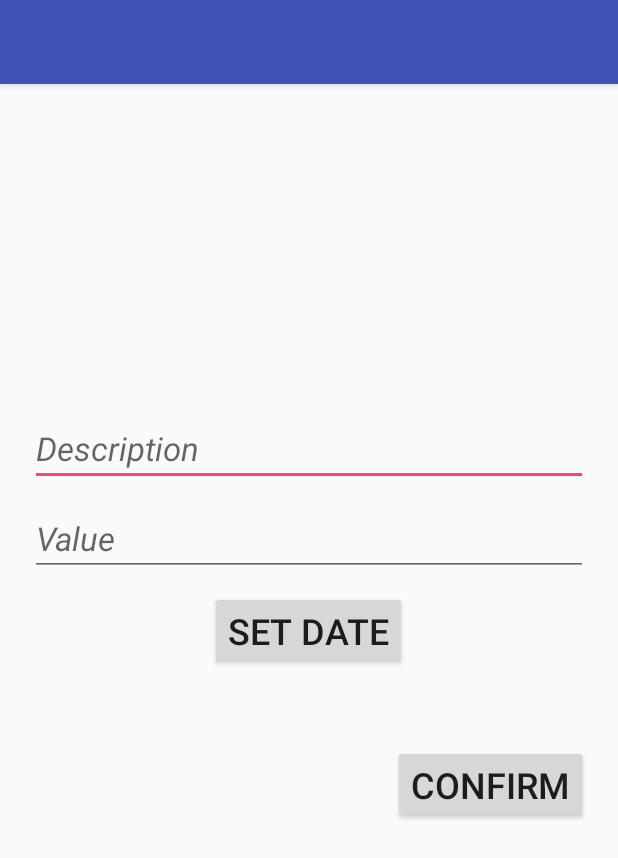
After one commit to rrosatti/lets-get-out, an Android app: the layout activity_new_expense.xml on its own in the app's theme, with its tools: preview values and no code run, on a phone screen of 412 x 824 dp. The commit adds this screen. Shown: the top 858 px of the screen. Run offline under Robolectric (Android 15) with nearby library versions, the phone set to English and light mode, and no system bars.

Commit message:
create activity_new_expense.xml

```diff
--- a/app/src/main/java/com/example/rodri/letsgetout/activity/SetUpGoalActivity.java
+++ b/app/src/main/java/com/example/rodri/letsgetout/activity/SetUpGoalActivity.java
@@ -35,7 +35,7 @@ public class SetUpGoalActivity extends AppCompatActivity {
         setContentView(R.layout.activity_setup_goal);
 
         btSetTargetDate = (Button) findViewById(R.id.btSetTargetDate);
-        btConfirm = (Button) findViewById(R.id.btConfirm);
+        btConfirm = (Button) findViewById(R.id.setupgoal_btConfirm);
         etEstimatedValue = (EditText) findViewById(R.id.etEstimatedValue);
         toolbar = (Toolbar) findViewById(R.id.toolbarSetUpGoal);
         setSupportActionBar(toolbar);
--- a/app/src/main/java/com/example/rodri/letsgetout/fragment/CurrentBalanceFragment.java
+++ b/app/src/main/java/com/example/rodri/letsgetout/fragment/CurrentBalanceFragment.java
@@ -27,7 +27,6 @@ import java.text.SimpleDateFormat;
 import java.util.Calendar;
 import java.util.Date;
 import java.util.List;
-import java.util.TimeZone;
 
 /**
  * Created by rodri on 7/13/2016.
@@ -103,7 +102,7 @@ public class CurrentBalanceFragment extends Fragment {
 
                         EditText txtUpdateEstimatedValue = (EditText) dialog.findViewById(R.id.etEstimatedValue);
                         Button btUpdateTargetDate = (Button) dialog.findViewById(R.id.btUpdateGoal);
-                        Button btConfirm = (Button) dialog.findViewById(R.id.btConfirm);
+                        Button btConfirm = (Button) dialog.findViewById(R.id.setupgoal_btConfirm);
 
                         txtUpdateEstimatedValue.setText(String.valueOf(currentBalance.getEstimatedValue()));
                         btUpdateTargetDate.setOnClickListener(new View.OnClickListener() {
--- /dev/null
+++ b/app/src/main/res/layout/activity_new_expense.xml
@@ -0,0 +1,72 @@
+<?xml version="1.0" encoding="utf-8"?>
+<RelativeLayout
+    xmlns:android="http://schemas.android.com/apk/res/android"
+    xmlns:app="http://schemas.android.com/apk/res-auto"
+    android:layout_width="match_parent"
+    android:layout_height="match_parent">
+
+    <android.support.design.widget.AppBarLayout
+        android:layout_width="match_parent"
+        android:layout_height="wrap_content"
+        android:theme="@style/ThemeOverlay.AppCompat.Dark.ActionBar" >
+
+        <android.support.v7.widget.Toolbar
+            android:id="@+id/toolbarNewExpense"
+            android:layout_width="match_parent"
+            android:layout_height="?attr/actionBarSize"
+            android:background="?attr/colorPrimary"
+            app:layout_scrollFlags="scroll|enterAlways"
+            app:popupTheme="@style/ThemeOverlay.AppCompat.Light" />
+
+    </android.support.design.widget.AppBarLayout>
+
+    <RelativeLayout
+        android:layout_centerInParent="true"
+        android:layout_width="wrap_content"
+        android:layout_height="wrap_content"
+        android:padding="20dp">
+
+        <EditText
+            android:id="@+id/etExpenseName"
+            android:layout_width="match_parent"
+            android:layout_height="wrap_content"
+            android:hint="@string/hint_expense_name"
+            android:textSize="22sp"
+            android:textStyle="italic"/>
+
+        <EditText
+            android:id="@+id/etExpenseValue"
+            android:layout_width="match_parent"
+            android:layout_height="wrap_content"
+            android:layout_below="@+id/etExpenseName"
+            android:layout_marginTop="10dp"
+            android:hint="@string/hint_value"
+            android:textSize="22sp"
+            android:textStyle="italic"
+            android:inputType="numberDecimal"/>
+
+        <Button
+            android:id="@+id/newExpense_btSetDate"
+            android:layout_width="wrap_content"
+            android:layout_height="wrap_content"
+            android:layout_below="@id/etExpenseValue"
+            android:layout_marginTop="10dp"
+            android:text="@string/button_set_date"
+            android:textSize="24sp"
+            android:layout_centerHorizontal="true"/>
+
+        <Button
+            android:id="@+id/newExpense_btConfirm"
+            android:layout_width="wrap_content"
+            android:layout_height="wrap_content"
+            android:layout_below="@+id/newExpense_btSetDate"
+            android:layout_marginTop="50dp"
+            android:text="@string/button_confirm"
+            android:textSize="24sp"
+            android:layout_alignParentEnd="true"/>
+
+    </RelativeLayout>
+
+
+
+</RelativeLayout>
--- a/app/src/main/res/layout/activity_setup_goal.xml
+++ b/app/src/main/res/layout/activity_setup_goal.xml
@@ -38,17 +38,17 @@
                 android:id="@+id/btSetTargetDate"
                 android:layout_width="wrap_content"
                 android:layout_height="wrap_content"
-                android:text="@string/set_target_date"
+                android:text="@string/button_set_target_date"
                 android:textSize="25sp"
                 android:layout_marginTop="15dp"
                 android:layout_below="@+id/etEstimatedValue"
                 android:layout_centerHorizontal="true"/>
 
             <Button
-                android:id="@+id/btConfirm"
+                android:id="@+id/setupgoal_btConfirm"
                 android:layout_width="wrap_content"
                 android:layout_height="wrap_content"
-                android:text="@string/confirm"
+                android:text="@string/button_confirm"
                 android:textSize="25sp"
                 android:layout_marginTop="50dp"
                 android:layout_below="@+id/btSetTargetDate"
--- a/app/src/main/res/layout/fragment_current_balance.xml
+++ b/app/src/main/res/layout/fragment_current_balance.xml
@@ -113,7 +113,7 @@
             android:layout_width="wrap_content"
             android:layout_height="wrap_content"
             android:textSize="22sp"
-            android:text="@string/update_goal"
+            android:text="@string/button_update_goal"
             android:layout_marginTop="40dp"/>
 
     </TableLayout>
--- a/app/src/main/res/layout/fragment_new_goal.xml
+++ b/app/src/main/res/layout/fragment_new_goal.xml
@@ -7,7 +7,7 @@
         android:id="@+id/btSetUpGoal"
         android:layout_width="wrap_content"
         android:layout_height="wrap_content"
-        android:text="@string/set_up_goal"
+        android:text="@string/button_set_up_goal"
         android:textSize="28sp"
         android:layout_centerInParent="true"/>
 
--- a/app/src/main/res/values/strings.xml
+++ b/app/src/main/res/values/strings.xml
@@ -58,12 +58,15 @@
     </string-array>
 
     <!-- Buttons -->
-    <string name="set_up_goal">Set up new Goal</string>
-    <string name="update_goal">Update Goal</string>
-    <string name="set_target_date">Set Target Date</string>
-    <string name="confirm">Confirm</string>
+    <string name="button_set_up_goal">Set up new Goal</string>
+    <string name="button_update_goal">Update Goal</string>
+    <string name="button_set_target_date">Set Target Date</string>
+    <string name="button_confirm">Confirm</string>
+    <string name="button_set_date">Set Date</string>
 
     <!-- Hints -->
     <string name="hint_estimated_value">Estimated Value</string>
+    <string name="hint_expense_name">Description</string>
+    <string name="hint_value">Value</string>
 
 </resources>
```
